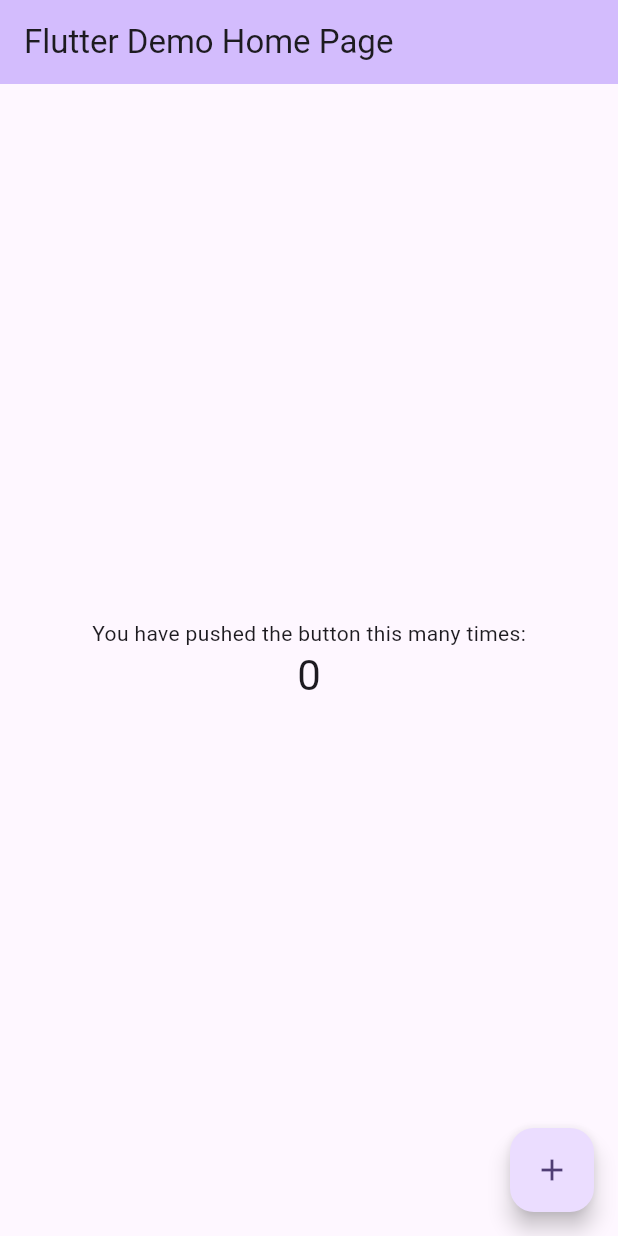
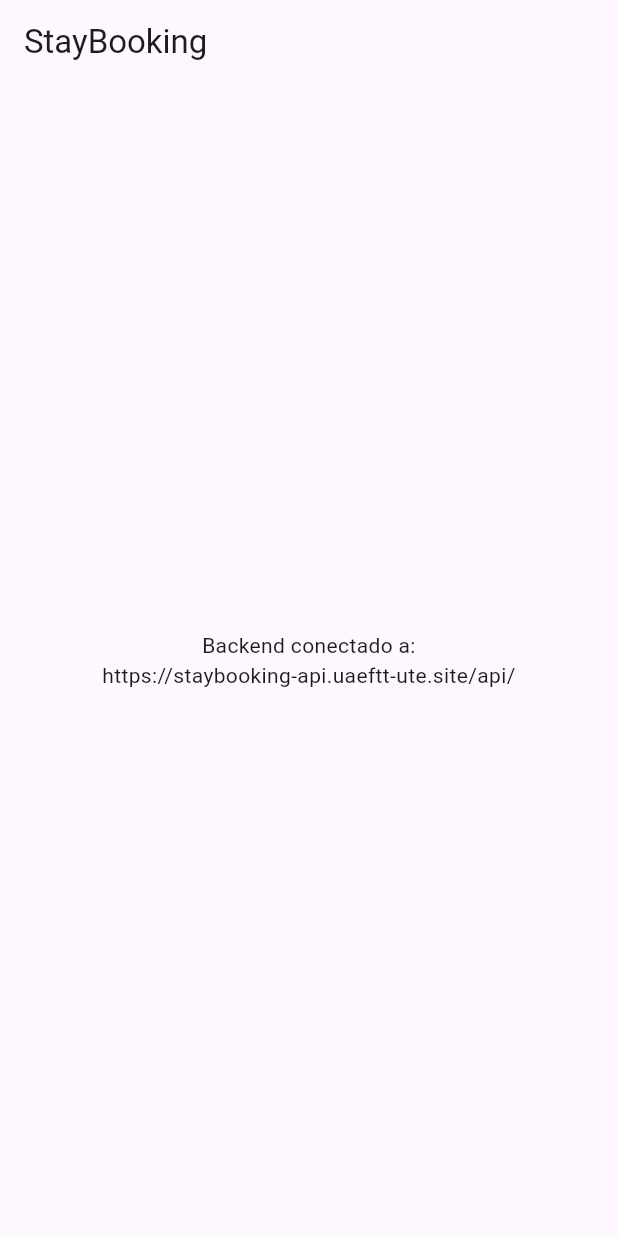
Before and after one commit to ELMartin31611/staybooking_mobile, a Flutter app: the screen it shows after launch, on a phone screen of 412 x 824 dp. Run offline on Flutter 3.47's test engine with Material 3 defaults, Android fonts, the phone set to English and light mode, and no system bars; our stand-ins replace dio, flutter_dotenv, flutter_riverpod.

Commit message:
MOV-04: configurar conexion base con backend

```diff
--- /dev/null
+++ b/lib/core/config/app_config.dart
@@ -0,0 +1,23 @@
+import 'package:flutter_dotenv/flutter_dotenv.dart';
+
+class AppConfig {
+  AppConfig._();
+
+  static String get appName {
+    return dotenv.env['APP_NAME'] ?? 'StayBooking';
+  }
+
+  static String get apiBaseUrl {
+    const urlFromCommand = String.fromEnvironment('API_BASE_URL');
+
+    final url = urlFromCommand.isNotEmpty
+        ? urlFromCommand
+        : dotenv.env['API_BASE_URL'] ?? '';
+
+    if (url.isEmpty) {
+      throw Exception('API_BASE_URL no está configurada');
+    }
+
+    return url.endsWith('/') ? url : '$url/';
+  }
+}
--- a/lib/main.dart
+++ b/lib/main.dart
@@ -1,121 +1,48 @@
 import 'package:flutter/material.dart';
+import 'package:flutter_dotenv/flutter_dotenv.dart';
+import 'package:flutter_riverpod/flutter_riverpod.dart';
 
-void main() {
-  runApp(const MyApp());
+import 'core/config/app_config.dart';
+
+Future<void> main() async {
+  WidgetsFlutterBinding.ensureInitialized();
+
+  await dotenv.load(fileName: '.env');
+
+  runApp(
+    const ProviderScope(
+      child: StayBookingApp(),
+    ),
+  );
 }
 
-class MyApp extends StatelessWidget {
-  const MyApp({super.key});
+class StayBookingApp extends StatelessWidget {
+  const StayBookingApp({super.key});
 
-  // This widget is the root of your application.
   @override
   Widget build(BuildContext context) {
     return MaterialApp(
-      title: 'Flutter Demo',
-      theme: ThemeData(
-        // This is the theme of your application.
-        //
-        // TRY THIS: Try running your application with "flutter run". You'll see
-        // the application has a purple toolbar. Then, without quitting the app,
-        // try changing the seedColor in the colorScheme below to Colors.green
-        // and then invoke "hot reload" (save your changes or press the "hot
-        // reload" button in a Flutter-supported IDE, or press "r" if you used
-        // the command line to start the app).
-        //
-        // Notice that the counter didn't reset back to zero; the application
-        // state is not lost during the reload. To reset the state, use hot
-        // restart instead.
-        //
-        // This works for code too, not just values: Most code changes can be
-        // tested with just a hot reload.
-        colorScheme: .fromSeed(seedColor: Colors.deepPurple),
-      ),
-      home: const MyHomePage(title: 'Flutter Demo Home Page'),
+      title: AppConfig.appName,
+      debugShowCheckedModeBanner: false,
+      home: const BackendConfigTestScreen(),
     );
   }
 }
 
-class MyHomePage extends StatefulWidget {
-  const MyHomePage({super.key, required this.title});
-
-  // This widget is the home page of your application. It is stateful, meaning
-  // that it has a State object (defined below) that contains fields that affect
-  // how it looks.
-
-  // This class is the configuration for the state. It holds the values (in this
-  // case the title) provided by the parent (in this case the App widget) and
-  // used by the build method of the State. Fields in a Widget subclass are
-  // always marked "final".
-
-  final String title;
-
-  @override
-  State<MyHomePage> createState() => _MyHomePageState();
-}
-
-class _MyHomePageState extends State<MyHomePage> {
-  int _counter = 0;
-
-  void _incrementCounter() {
-    setState(() {
-      // This call to setState tells the Flutter framework that something has
-      // changed in this State, which causes it to rerun the build method below
-      // so that the display can reflect the updated values. If we changed
-      // _counter without calling setState(), then the build method would not be
-      // called again, and so nothing would appear to happen.
-      _counter++;
-    });
-  }
+class BackendConfigTestScreen extends StatelessWidget {
+  const BackendConfigTestScreen({super.key});
 
   @override
   Widget build(BuildContext context) {
-    // This method is rerun every time setState is called, for instance as done
-    // by the _incrementCounter method above.
-    //
-    // The Flutter framework has been optimized to make rerunning build methods
-    // fast, so that you can just rebuild anything that needs updating rather
-    // than having to individually change instances of widgets.
     return Scaffold(
       appBar: AppBar(
-        // TRY THIS: Try changing the color here to a specific color (to
-        // Colors.amber, perhaps?) and trigger a hot reload to see the AppBar
-        // change color while the other colors stay the same.
-        backgroundColor: Theme.of(context).colorScheme.inversePrimary,
-        // Here we take the value from the MyHomePage object that was created by
-        // the App.build method, and use it to set our appbar title.
-        title: Text(widget.title),
+        title: Text(AppConfig.appName),
       ),
       body: Center(
-        // Center is a layout widget. It takes a single child and positions it
-        // in the middle of the parent.
-        child: Column(
-          // Column is also a layout widget. It takes a list of children and
-          // arranges them vertically. By default, it sizes itself to fit its
-          // children horizontally, and tries to be as tall as its parent.
-          //
-          // Column has various properties to control how it sizes itself and
-          // how it positions its children. Here we use mainAxisAlignment to
-          // center the children vertically; the main axis here is the vertical
-          // axis because Columns are vertical (the cross axis would be
-          // horizontal).
-          //
-          // TRY THIS: Invoke "debug painting" (choose the "Toggle Debug Paint"
-          // action in the IDE, or press "p" in the console), to see the
-          // wireframe for each widget.
-          mainAxisAlignment: .center,
-          children: [
-            const Text('You have pushed the button this many times:'),
-            Text(
-              '$_counter',
-              style: Theme.of(context).textTheme.headlineMedium,
-            ),
-          ],
+        child: Text(
+          'Backend conectado a:\n${AppConfig.apiBaseUrl}',
+          textAlign: TextAlign.center,
         ),
-      ),
-      floatingActionButton: FloatingActionButton(
-        onPressed: _incrementCounter,
-        tooltip: 'Increment',
-        child: const Icon(Icons.add),
       ),
     );
   }
```
Also changed, not shown: lib/core/config/api_endpoints.dart (added, +52 -0 lines), lib/data/remote/api/dio_client.dart (added, +19 -0 lines), 1 other file.
